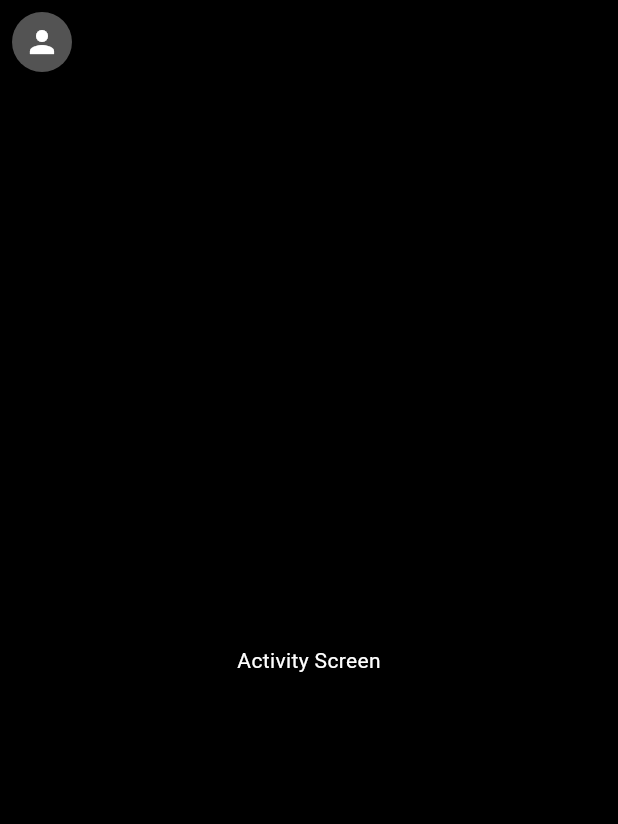
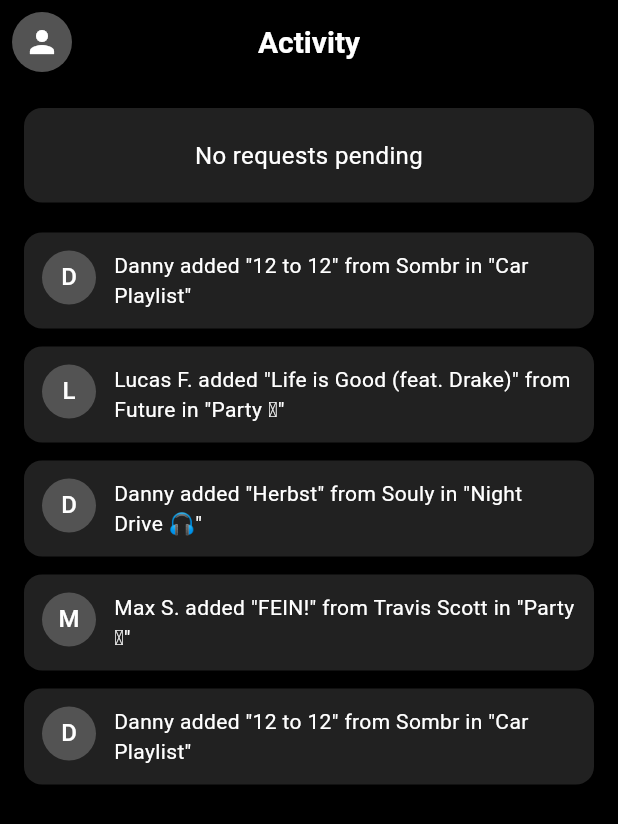
Before and after one commit to TimoSaut/ratify, a Flutter app: the ActivityScreen screen opened directly, on a phone screen of 412 x 824 dp. Shown: the top 824 px of the screen. Run offline on Flutter 3.47's test engine with Material 3 defaults, Android fonts, the light colour scheme and no system bars; missing offline and left inert: flutter_web_auth_2.

Commit message:
feat(Activity/Library): add cards and widgets & clean up

```diff
--- a/lib/screens/activity_screen.dart
+++ b/lib/screens/activity_screen.dart
@@ -6,11 +6,45 @@ class ActivityScreen extends StatelessWidget {
 
   @override
   Widget build(BuildContext context) {
+    final List<Map<String, String>> activities = [
+      {
+        "user": "Danny",
+        "song": "12 to 12",
+        "artist": "Sombr",
+        "playlist": "Car Playlist",
+      },
+      {
+        "user": "Lucas F.",
+        "song": "Life is Good (feat. Drake)",
+        "artist": "Future",
+        "playlist": "Party 🪩",
+      },
+      {
+        "user": "Danny",
+        "song": "Herbst",
+        "artist": "Souly",
+        "playlist": "Night Drive 🎧",
+      },
+      {
+        "user": "Max S.",
+        "song": "FEIN!",
+        "artist": "Travis Scott",
+        "playlist": "Party 🪩",
+      },
+      {
+        "user": "Danny",
+        "song": "12 to 12",
+        "artist": "Sombr",
+        "playlist": "Car Playlist",
+      },
+    ];
+
     return Scaffold(
       backgroundColor: Colors.black,
       appBar: AppBar(
         backgroundColor: Colors.black,
         elevation: 0,
+        centerTitle: true,
         leading: GestureDetector(
           onTap: () {
             Navigator.push(
@@ -26,11 +60,70 @@ class ActivityScreen extends StatelessWidget {
             ),
           ),
         ),
+        title: const Text(
+          "Activity",
+          style: TextStyle(
+            color: Colors.white,
+            fontSize: 20,
+            fontWeight: FontWeight.bold,
+          ),
+        ),
       ),
-      body: const Center(
-        child: Text(
-          "Activity Screen",
-          style: TextStyle(color: Colors.white),
+      body: Padding(
+        padding: const EdgeInsets.all(16.0),
+        child: Column(
+          children: [
+            Container(
+              width: double.infinity,
+              padding: const EdgeInsets.all(20),
+              decoration: BoxDecoration(
+                color: const Color(0xFF212121),
+                borderRadius: BorderRadius.circular(12),
+              ),
+              child: const Text(
+                "No requests pending",
+                style: TextStyle(color: Colors.white, fontSize: 16),
+                textAlign: TextAlign.center,
+              ),
+            ),
+            const SizedBox(height: 20),
+            Expanded(
+              child: ListView.separated(
+                itemCount: activities.length,
+                separatorBuilder: (_, __) => const SizedBox(height: 12),
+                itemBuilder: (context, index) {
+                  final activity = activities[index];
+                  return Container(
+                    padding: const EdgeInsets.all(12),
+                    decoration: BoxDecoration(
+                      color: const Color(0xFF212121),
+                      borderRadius: BorderRadius.circular(12),
+                    ),
+                    child: Row(
+                      crossAxisAlignment: CrossAxisAlignment.start,
+                      children: [
+                        CircleAvatar(
+                          radius: 18,
+                          backgroundColor: const Color(0xFF535353),
+                          child: Text(
+                            activity["user"]![0],
+                            style: const TextStyle(color: Colors.white),
+                          ),
+                        ),
+                        const SizedBox(width: 12),
+                        Expanded(
+                          child: Text(
+                            '${activity["user"]} added "${activity["song"]}" from ${activity["artist"]} in "${activity["playlist"]}"',
+                            style: const TextStyle(color: Colors.white),
+                          ),
+                        ),
+                      ],
+                    ),
+                  );
+                },
+              ),
+            ),
+          ],
         ),
       ),
     );
--- a/lib/screens/album_detail_screen.dart
+++ b/lib/screens/album_detail_screen.dart
@@ -6,7 +6,7 @@ class AlbumDetailScreen extends StatelessWidget {
   @override
   Widget build(BuildContext context) {
     return Scaffold(
-     backgroundColor: Colors.black,
+      backgroundColor: Colors.black,
       body: Center(
         child: Text(
           "Album Detail Screen",
--- a/lib/screens/main_screen.dart
+++ b/lib/screens/main_screen.dart
@@ -16,7 +16,7 @@ class _MainScreenState extends State<MainScreen> {
   final List<Widget> _screens = const [
     DashboardScreen(),
     ActivityScreen(),
-    SongDetailScreen(),
+    LibraryScreen(),
   ];
 
   @override
@@ -43,7 +43,7 @@ class _MainScreenState extends State<MainScreen> {
           ),
           BottomNavigationBarItem(
             icon: Icon(Icons.music_note),
-            label: "Songs",
+            label: "Library",
           ),
         ],
       ),
```
Also changed, not shown: lib/screens/dashboard_screen.dart (+10 -9 lines), lib/screens/library_screen.dart (+24 -6 lines), lib/screens/settings_screen.dart (+7 -7 lines), 1 other file.
